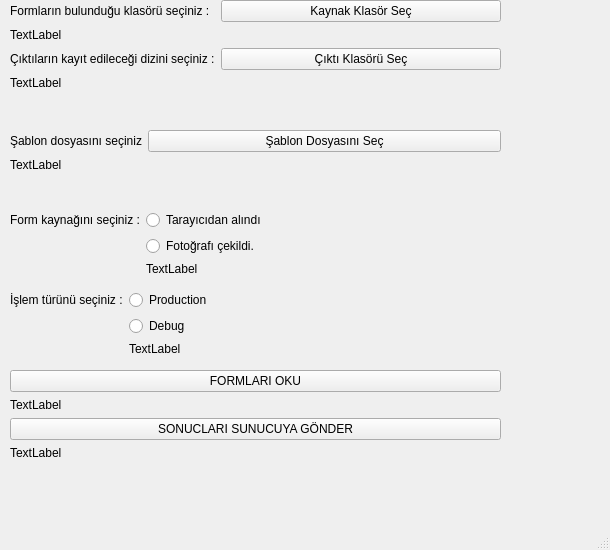
Old version of the form OFOAnaEkran.ui in the repository Python-Egitici-Egitimi-OOP-Grup-8/Optik-Form-Okuyucu.
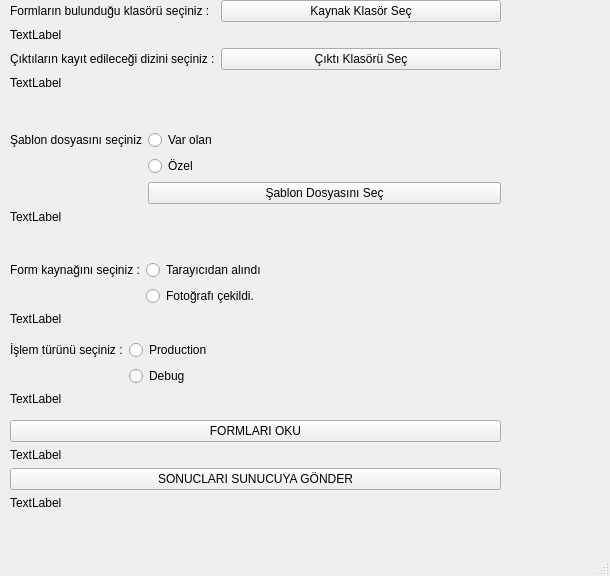
New version of the form.

Diff of the .ui file:
```diff
--- a/OFOAnaEkran.ui
+++ b/OFOAnaEkran.ui
@@ -7,7 +7,7 @@
     <x>0</x>
     <y>0</y>
     <width>610</width>
-    <height>550</height>
+    <height>576</height>
    </rect>
   </property>
   <property name="windowTitle">
@@ -72,7 +72,7 @@
     <property name="geometry">
      <rect>
       <x>10</x>
-      <y>210</y>
+      <y>260</y>
       <width>491</width>
       <height>71</height>
      </rect>
@@ -99,7 +99,7 @@
        </property>
       </widget>
      </item>
-     <item row="2" column="1">
+     <item row="2" column="0">
       <widget class="QLabel" name="lblKaynakSonuc">
        <property name="text">
         <string>TextLabel</string>
@@ -114,7 +114,7 @@
       <x>10</x>
       <y>130</y>
       <width>491</width>
-      <height>71</height>
+      <height>121</height>
      </rect>
     </property>
     <layout class="QFormLayout" name="formLayout_3">
@@ -126,13 +126,27 @@
       </widget>
      </item>
      <item row="1" column="1">
+      <widget class="QRadioButton" name="rdBtnSablonVarOlan">
+       <property name="text">
+        <string>Var olan</string>
+       </property>
+      </widget>
+     </item>
+     <item row="3" column="1">
       <widget class="QPushButton" name="btnSablonSec">
        <property name="text">
         <string>Şablon Dosyasını Seç</string>
        </property>
       </widget>
      </item>
-     <item row="2" column="0" colspan="2">
+     <item row="2" column="1">
+      <widget class="QRadioButton" name="rdBtnSablonOzel">
+       <property name="text">
+        <string>Özel</string>
+       </property>
+      </widget>
+     </item>
+     <item row="4" column="0" colspan="2">
       <widget class="QLabel" name="lblSablonDosya">
        <property name="layoutDirection">
         <enum>Qt::LeftToRight</enum>
@@ -151,7 +165,7 @@
     <property name="geometry">
      <rect>
       <x>10</x>
-      <y>290</y>
+      <y>340</y>
       <width>491</width>
       <height>67</height>
      </rect>
@@ -178,7 +192,7 @@
        </property>
       </widget>
      </item>
-     <item row="3" column="1">
+     <item row="3" column="0">
       <widget class="QLabel" name="lblIslemSonuc">
        <property name="text">
         <string>TextLabel</string>
@@ -191,7 +205,7 @@
     <property name="geometry">
      <rect>
       <x>10</x>
-      <y>370</y>
+      <y>420</y>
       <width>491</width>
       <height>111</height>
      </rect>
```
Left out of the diff: 6 changed lines with no effect on the pictures.
